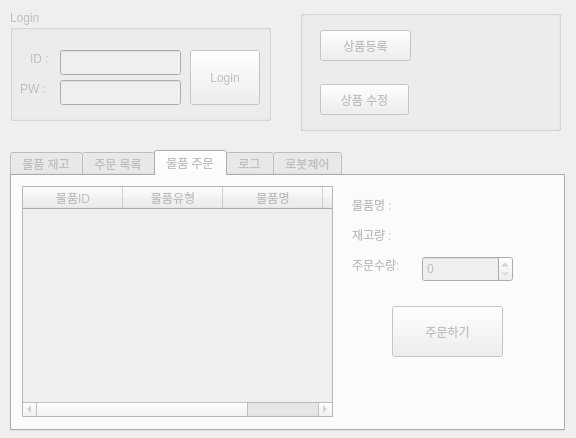
Above: gui/pickup_admin.ui from addinedu-ros-8th/iot-repo-5 before the change. Below: the same form after it.
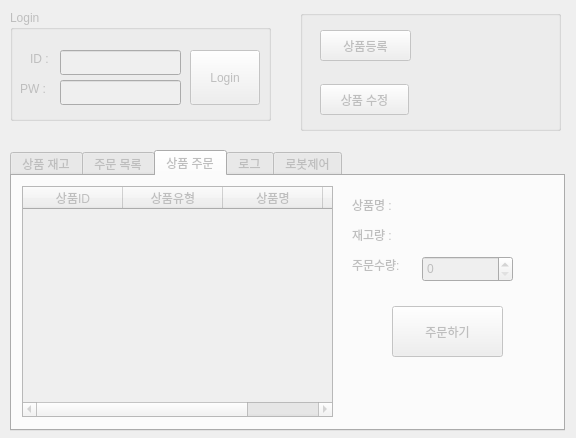
That is the form after the change. The open tabs and pages were chosen to show the change.

Commit message: modify 물품 to 상품

What changed in the file:
```diff
--- a/gui/pickup_admin.ui
+++ b/gui/pickup_admin.ui
@@ -114,7 +114,7 @@
    </property>
    <widget class="QWidget" name="tab">
     <attribute name="title">
-     <string>물품 재고</string>
+     <string>상품 재고</string>
     </attribute>
     <widget class="QTableWidget" name="tbInventory">
      <property name="geometry">
@@ -204,7 +204,7 @@
    </widget>
    <widget class="QWidget" name="tab_2">
     <attribute name="title">
-     <string>물품 주문</string>
+     <string>상품 주문</string>
     </attribute>
     <widget class="QTableWidget" name="tbOrder">
      <property name="geometry">
@@ -217,17 +217,17 @@
      </property>
      <column>
       <property name="text">
-       <string>물품ID</string>
+       <string>상품ID</string>
       </property>
      </column>
      <column>
       <property name="text">
-       <string>물품유형</string>
+       <string>상품유형</string>
       </property>
      </column>
      <column>
       <property name="text">
-       <string>물품명</string>
+       <string>상품명</string>
       </property>
      </column>
      <column>
@@ -298,7 +298,7 @@
       </rect>
      </property>
      <property name="text">
-      <string>물품명 : </string>
+      <string>상품명 : </string>
      </property>
     </widget>
     <widget class="QLabel" name="lblProductName">
```
Left out of the diff: 13 changed lines with no effect on the pictures. The commit also changes 1 other file.
